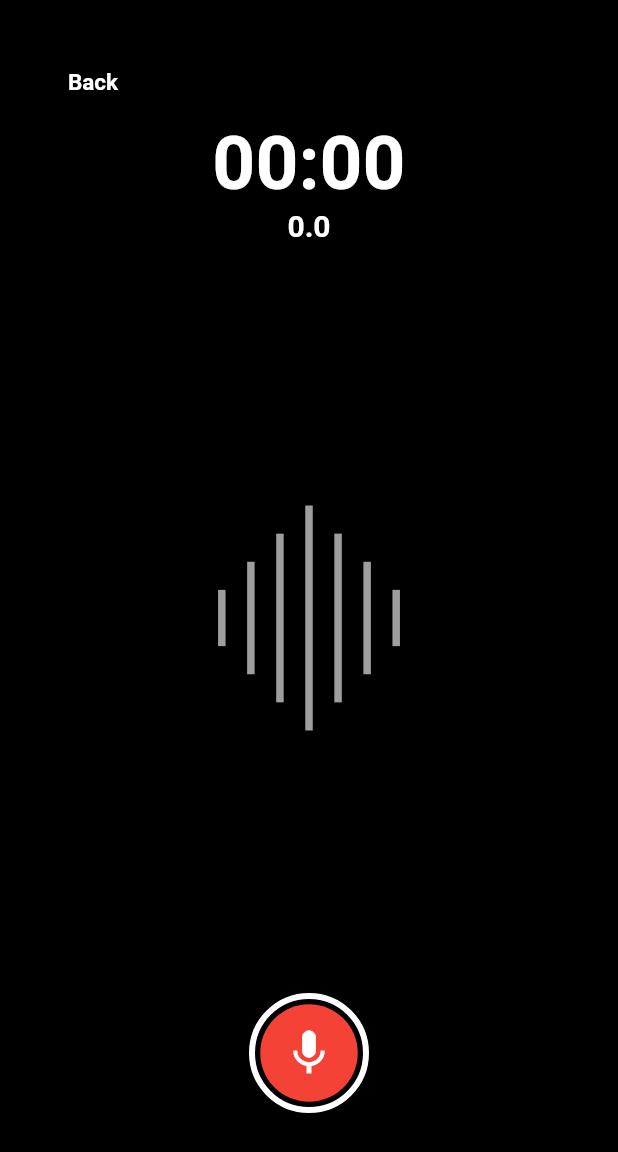
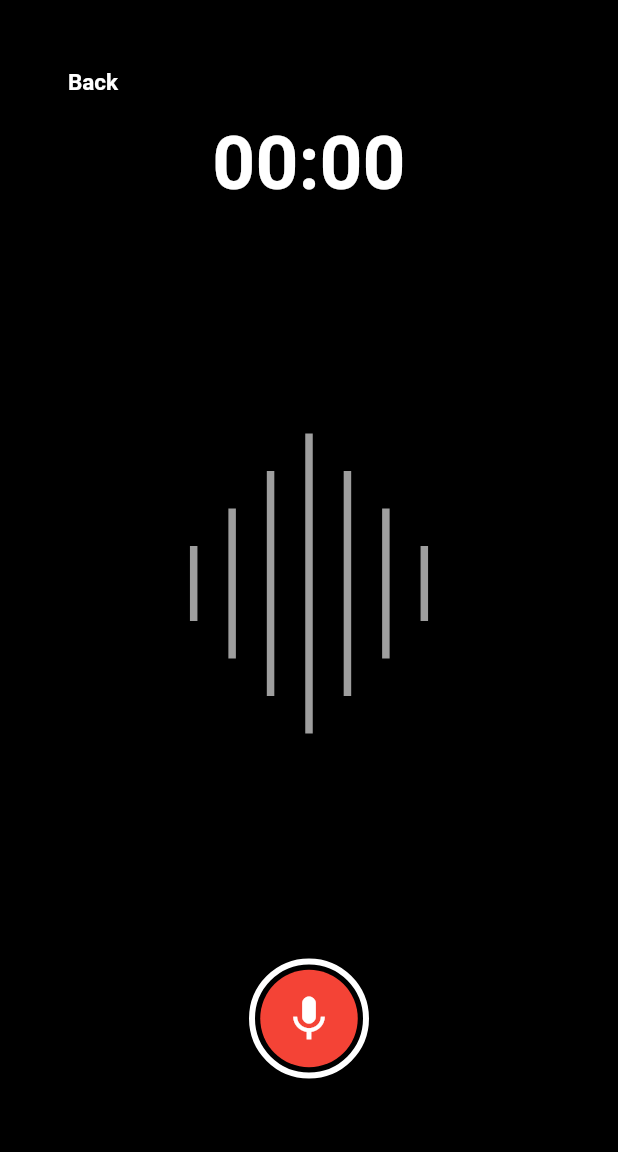
Before and after one commit to sueleekr/audiorecoder, a Flutter app: the screen it shows after launch, on a phone screen of 412 x 824 dp. Shown: the top 1152 px of the screen. Run offline on Flutter 3.47's test engine with Material 2 defaults, Android fonts, the light colour scheme and no system bars; our stand-ins replace permission_handler, video_player; missing offline and left inert: chewie_audio, flutter_sound.

Commit message:
add random range&code clean

```diff
--- a/lib/pages/audiorecoder.dart
+++ b/lib/pages/audiorecoder.dart
@@ -1,5 +1,3 @@
-
-// ignore_for_file: avoid_print
 
 import 'dart:async';
 import 'dart:io';
@@ -9,7 +7,6 @@ import 'package:intl/intl.dart' show DateFormat;
 import 'package:path/path.dart' as path;
 
 import 'package:audiorecoder/widgets/recordingbutton.dart';
-import 'package:audiorecoder/widgets/timerview.dart';
 import 'package:flutter/material.dart';
 import 'package:flutter_sound/flutter_sound.dart';
 import 'package:chewie_audio/chewie_audio.dart';
@@ -36,7 +33,6 @@ class _AudioRecorderState extends State<AudioRecorder> {
   String _recorderTxt = '00:00';
   //bool _on = false;   //only if using timer widget
   double _decibel = 0.0;
-  TimerViewController timerController = TimerViewController();
   FlutterSoundRecorder? _myRecorder;
   StreamSubscription? _recorderSubscription;
 
@@ -52,14 +48,11 @@ class _AudioRecorderState extends State<AudioRecorder> {
     _myRecorder = FlutterSoundRecorder();
 
     init().then((value) {
-      _myRecorder!.openAudioSession().then((value) {
-
-      });
+      _myRecorder!.openAudioSession();
     });
   }
 
   Future<void> init() async {
-
     PermissionStatus micStatus =  await Permission.microphone.request();
     if(micStatus != PermissionStatus.granted) {
       throw RecordingPermissionException("Microphone permission not granted");
@@ -69,7 +62,6 @@ class _AudioRecorderState extends State<AudioRecorder> {
     if(storageStatus != PermissionStatus.granted) {
       throw RecordingPermissionException("Storage permission not granted");
     }
-
   }
 
   @override
@@ -79,7 +71,6 @@ class _AudioRecorderState extends State<AudioRecorder> {
     if(_myRecorder != null) {
       _myRecorder!.closeAudioSession();
     }
-
     if(_recorderSubscription != null) {
       _recorderSubscription!.cancel();
       _recorderSubscription = null;
@@ -124,7 +115,6 @@ class _AudioRecorderState extends State<AudioRecorder> {
                 Center(
                   child: AudioText(txt: _recorderTxt,fontsize: 50)
                 ),
-                 AudioText(txt: _decibel.toString(),fontsize: 20),
                 Center(
                   child: Container(
                     color: Colors.transparent,
@@ -135,12 +125,12 @@ class _AudioRecorderState extends State<AudioRecorder> {
                           ChewieAudio(controller: _chewieController!)
                           :
                           (audioStatus != Status.running)?
-                            SoundWave(activate: false, decibel: 1,)
+                            SoundWave(activate: false, decibel: 1,width: 200,height: 200,)
                             :
                             SoundWave(activate:true, decibel: _decibel,),
                       ),
                   ),
-                ),//,ChewieAudio(controller: _chewieController!),
+                ),
                 Align(
                   alignment: Alignment.bottomCenter,
                   child: RecordingButton(
@@ -172,15 +162,12 @@ class _AudioRecorderState extends State<AudioRecorder> {
 
     initializeDateFormatting();
 
+    // recorder listener
     _recorderSubscription = _myRecorder!.onProgress!.listen((e) {
-
       var date = DateTime.fromMillisecondsSinceEpoch(e.duration.inMilliseconds, isUtc: true);
-
       var txt = DateFormat('mm:ss', 'en_GB').format(date);
 
-
       setState(() {
-        //print('decibel => $_decibel');
         _recorderTxt = txt.substring(0, 5);
         _decibel = e.decibels??0;
       });
@@ -188,7 +175,6 @@ class _AudioRecorderState extends State<AudioRecorder> {
   }
 
   Future<String?> stopRecording() async {
-
     String? anURL = await _myRecorder!.stopRecorder();
 
     if (_recorderSubscription != null)
@@ -196,14 +182,12 @@ class _AudioRecorderState extends State<AudioRecorder> {
       _recorderSubscription!.cancel();
       _recorderSubscription = null;
     }
-
     _controller = VideoPlayerController.file(File(filePath));
 
     return anURL;
   }
 
   Future<void> onRecordTap(bool val) async {
-
     if(audioStatus == Status.none || audioStatus == Status.stopped){
       await startRecording();
     }
@@ -212,8 +196,6 @@ class _AudioRecorderState extends State<AudioRecorder> {
     }
 
     setState(() {
-//      _on = val;
-
       if(audioStatus == Status.none || audioStatus == Status.stopped){
         statusChange(Status.running);
       }
@@ -237,8 +219,6 @@ class _AudioRecorderState extends State<AudioRecorder> {
           _chewieController!.dispose();
           _chewieController = null;
         }
-        // back to previous page
-
         break;
       case Status.running:
         // on recording
@@ -250,7 +230,6 @@ class _AudioRecorderState extends State<AudioRecorder> {
           _chewieController!.dispose();
           _chewieController = null;
         }
-
         break;
       case Status.stopped:
         // After recordint
@@ -264,7 +243,6 @@ class _AudioRecorderState extends State<AudioRecorder> {
           autoPlay: false,
           looping: false,
         );
-
         break;
       default:
         null;
--- a/lib/widgets/soundwave.dart
+++ b/lib/widgets/soundwave.dart
@@ -1,5 +1,5 @@
 import 'dart:ui';
-
+import 'dart:math';
 import 'package:flutter/material.dart';
 
 class SoundWave extends StatefulWidget {
@@ -22,7 +22,6 @@ class _SoundWaveState extends State<SoundWave> with SingleTickerProviderStateMix
 
   double end_length = 0;              // animation end
 
-
   late final _animationController = AnimationController(
     vsync: this,
     duration: Duration(milliseconds: widget.activate?ANIMATION_SPEED.toInt():0)
@@ -31,14 +30,11 @@ class _SoundWaveState extends State<SoundWave> with SingleTickerProviderStateMix
   @override
   void initState() {
     super.initState();
-
     widget.activate?_animationController.repeat():_animationController.stop();
   }
 
-
   @override
   void dispose() {
-
     _animationController.dispose();
     super.dispose();
   }
@@ -63,15 +59,14 @@ class _SoundWaveState extends State<SoundWave> with SingleTickerProviderStateMix
     _animationController.duration =  Duration(milliseconds: widget.activate?ANIMATION_SPEED.toInt():0);
     widget.activate?_animationController.repeat():_animationController.stop();
 
-
     return AnimatedBuilder(
         animation: _animationController,
-
         builder: (context, child){
+          var randomMultiplier = Random();      //random value for the height
           double currentHeight = widget.height;
           if(widget.activate)
             currentHeight = lerpDouble(startHeight, endHeight, _animationController.value)??MIN_HEIGHT;
-          print('animation controller value -> ${_animationController.value}');
+
           return Container(
             height: widget.height,
             width: widget.width,
@@ -82,17 +77,17 @@ class _SoundWaveState extends State<SoundWave> with SingleTickerProviderStateMix
                 Container(
                   color: _color,
                   width: 5,
-                  height: currentHeight*0.25,
+                  height: currentHeight*0.25*(1 - randomGenerator(randomMultiplier.nextDouble(),widget.activate)),
                 ),
                 Container(
                   color: _color,
                   width: 5,
-                  height: currentHeight*0.5,
+                  height: currentHeight*0.5*(1 - randomGenerator(randomMultiplier.nextDouble(),widget.activate)),
                 ),
                 Container(
                   color: _color,
                   width: 5,
-                  height: currentHeight*0.75,
+                  height: currentHeight*0.75*(1 - randomGenerator(randomMultiplier.nextDouble(),widget.activate)),
                 ),
                 Container(
                   color: _color,
@@ -102,17 +97,17 @@ class _SoundWaveState extends State<SoundWave> with SingleTickerProviderStateMix
                 Container(
                   color: _color,
                   width: 5,
-                  height: currentHeight*0.75,
+                  height: currentHeight*0.75*(1 - randomGenerator(randomMultiplier.nextDouble(),widget.activate)),
                 ),
                 Container(
                   color: _color,
                   width: 5,
-                  height: currentHeight*0.5,
+                  height: currentHeight*0.5*(1 - randomGenerator(randomMultiplier.nextDouble(),widget.activate)),
                 ),
                 Container(
                   color: _color,
                   width: 5,
-                  height: currentHeight*0.25,
+                  height: currentHeight*0.25*(1 - randomGenerator(randomMultiplier.nextDouble(),widget.activate)),
                 ),
               ],
             ),
@@ -121,28 +116,17 @@ class _SoundWaveState extends State<SoundWave> with SingleTickerProviderStateMix
         }
     );
   }
+
+  double randomGenerator(double random, bool activate){
+    double returnValue;
+
+    if(activate){
+      returnValue = lerpDouble(-0.5,0.5, random)??0;
+      returnValue = double.parse(returnValue.toStringAsFixed(2));
     }
-
-/*
-class DecibelBar extends StatefulWidget {
-  DecibelBar({Key? key, required this.height, required this.color, required this.activate}) : super(key: key);
-
-  final int height;
-  final Color color;
-  final bool activate;
-
-  @override
-  _DecibelBarState createState() => _DecibelBarState();
+    else{
+      returnValue = 0.0;
     }
-
-class _DecibelBarState extends State<DecibelBar> {
-  @override
-  Widget build(BuildContext context) {
-    return
-      Container(
-        color: widget.activate?widget.color : Colors.grey,
-        width: 5,
-        height: 40,
-      );
+    return returnValue;
   }
-} */
+}
```
Also changed, not shown: lib/pages/simpleplayback.dart (deleted, +0 -249 lines), lib/widgets/timerview.dart (deleted, +0 -128 lines). Lines whose indentation alone changed are shown as unchanged.
